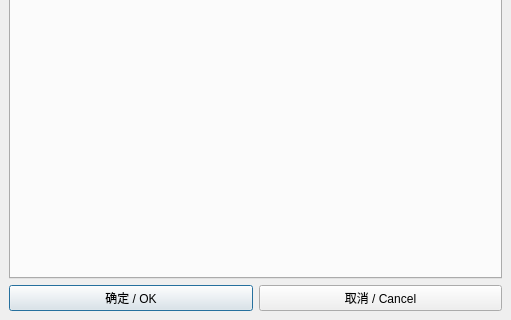
Before: the Qt Designer form ui/h2SettingsDialog.ui in FOHEART/MotionGloveUI, drawn with Qt 5; both pictures show x 0 to 511 and y 358 to 678 of the 511 by 678 pixel window.
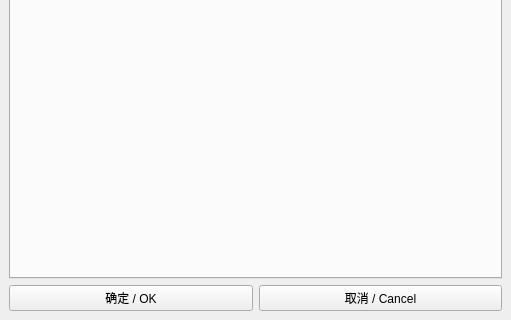
After: the same form once the commit is applied.

Commit message: refactor(ui): 设置弹窗改用 CarbonUIDialog 外壳统一深色标题栏样式——原 .ui 根改为 QWidget 嵌入 body，去掉硬编码背景并统一滚动条样式

Patch:
```diff
--- a/ui/h2SettingsDialog.ui
+++ b/ui/h2SettingsDialog.ui
@@ -1,7 +1,7 @@
 <?xml version="1.0" encoding="UTF-8"?>
 <ui version="4.0">
  <class>h2SettingsDialog</class>
- <widget class="QDialog" name="h2SettingsDialog">
+ <widget class="QWidget" name="h2SettingsDialog">
   <property name="geometry">
    <rect>
     <x>0</x>
```
The commit also changes 2 other files.
